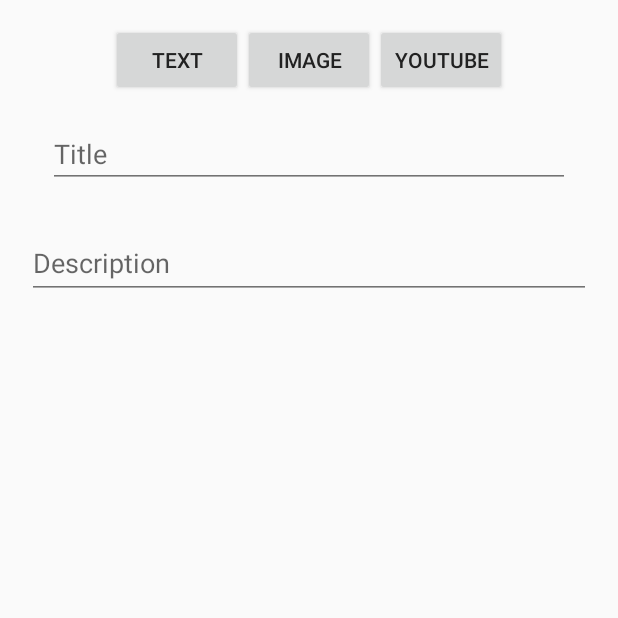
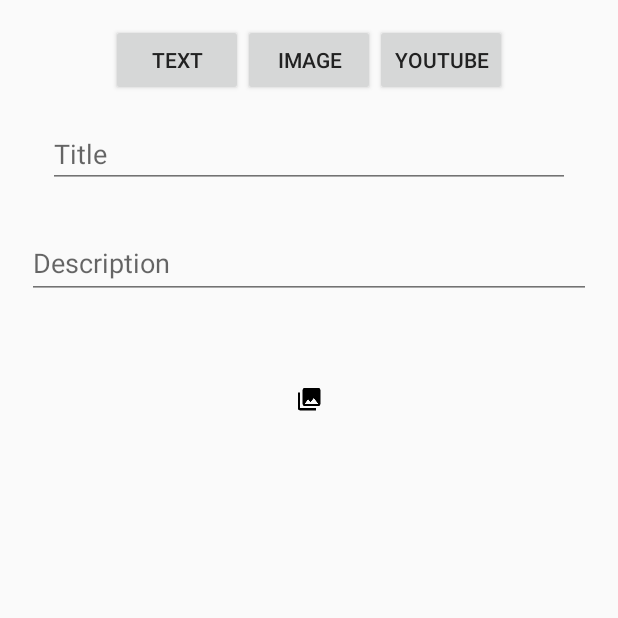
Before and after one commit to pixelshade/GeniusLoci, an Android app: the screen it shows after launch (MainActivity), on a phone screen of 412 x 824 dp, the top half of it. Run offline under Robolectric (Android 15) with nearby library versions, the phone set to English and light mode, and no system bars; our stand-ins replace ButterKnife, Picasso; libraries missing offline, so code that uses them is left out: retrofit.client; pictures from the network do not load.

Commit message:
upload photos

```diff
--- a/app/src/main/AndroidManifest.xml
+++ b/app/src/main/AndroidManifest.xml
@@ -19,7 +19,7 @@
 
         <activity
             android:name=".activities.MainActivity"
-            android:label="@string/app_name" >
+            android:label="main activity" >
         </activity>
         <activity
             android:name=".activities.MapActivity"
@@ -27,7 +27,7 @@
         </activity>
         <activity
             android:name=".activities.SplashscreenActivity"
-            android:label="@string/title_activity_splashscreen" >
+            android:label="@string/app_name" >
             <intent-filter>
                 <action android:name="android.intent.action.MAIN" />
                 <category android:name="android.intent.category.LAUNCHER" />
--- a/app/src/main/java/pixelshade/geniusloci/activities/MainActivity.java
+++ b/app/src/main/java/pixelshade/geniusloci/activities/MainActivity.java
@@ -1,11 +1,12 @@
 package pixelshade.geniusloci.activities;
 
+import android.content.Context;
 import android.content.Intent;
 import android.net.Uri;
 import android.os.Bundle;
 import android.support.design.widget.Snackbar;
+import android.support.design.widget.TextInputLayout;
 import android.support.v7.app.AppCompatActivity;
-import android.support.v7.widget.Toolbar;
 import android.view.View;
 import android.widget.EditText;
 import android.widget.ImageView;
@@ -13,6 +14,7 @@ import android.widget.ImageView;
 import com.squareup.picasso.Picasso;
 
 import java.io.File;
+import java.lang.ref.WeakReference;
 
 import butterknife.Bind;
 import butterknife.ButterKnife;
@@ -32,24 +34,26 @@ import pixelshade.geniusloci.imgurmodel.Upload;
 import pixelshade.geniusloci.services.UploadImageService;
 
 
-
 public class MainActivity extends AppCompatActivity {
     public final static String TAG = MainActivity.class.getSimpleName();
 
     private double mLatitude = 9;
     private double mLongitude = 9;
+    private WeakReference<Context> mContext;
 
     /*
       These annotations are for ButterKnife by Jake Wharton
       https://github.com/JakeWharton/butterknife
      */
-    @Bind(R.id.imageview)
+    @Bind(R.id.selected_imageview)
     ImageView uploadImage;
 
     @Bind(R.id.editText_upload_title)
     EditText uploadTitle;
     @Bind(R.id.editText_upload_desc)
     EditText uploadDesc;
+    @Bind(R.id.til_desc)
+    TextInputLayout uploadDescLayout;
 //    @Bind(R.id.toolbar)
 //    Toolbar toolbar;
 
@@ -64,9 +68,10 @@ public class MainActivity extends AppCompatActivity {
         ButterKnife.bind(this);
 
         Intent intent = getIntent();
-        mLatitude = intent.getDoubleExtra("lat",9);
-        mLongitude = intent.getDoubleExtra("lon",9);
+        mLatitude = intent.getDoubleExtra("lat", 9);
+        mLongitude = intent.getDoubleExtra("lon", 9);
 //        setSupportActionBar(toolbar);
+        mContext = new WeakReference<Context>(this);
     }
 
     @Override
@@ -101,36 +106,39 @@ public class MainActivity extends AppCompatActivity {
     }
 
     @OnClick(R.id.btnShowImage)
-    public void showImagePicker(View v){
+    public void showImagePicker(View v) {
         uploadImage.setVisibility(View.VISIBLE);
-        uploadDesc.setVisibility(View.GONE);
+        uploadDescLayout.setVisibility(View.GONE);
         uploadTitle.requestFocus();
+        uploadImage.clearAnimation();
     }
 
     @OnClick(R.id.btnShowText)
-    public void showContentEditBox(View v){
-        uploadDesc.setVisibility(View.VISIBLE);
+    public void showContentEditBox(View v) {
+        uploadDescLayout.setVisibility(View.VISIBLE);
         uploadImage.setVisibility(View.GONE);
+
         uploadTitle.requestFocus();
+        uploadImage.clearAnimation();
     }
 
     @OnClick(R.id.btnShowImage)
-    public void showYoutubePicker(View v){
-        uploadDesc.setVisibility(View.GONE);
+    public void showYoutubePicker(View v) {
+        uploadDescLayout.setVisibility(View.GONE);
         uploadImage.setVisibility(View.GONE);
         uploadTitle.requestFocus();
     }
 
 
     @OnClick(R.id.btnGoToMap)
-    public void goToMap(View v){
+    public void goToMap(View v) {
         Intent intent = new Intent(MainActivity.this, MapActivity.class);
         startActivity(intent);
         finish();
     }
 
 
-    @OnClick(R.id.imageview)
+    @OnClick(R.id.selected_imageview)
     public void onChooseImage() {
         uploadDesc.clearFocus();
         uploadTitle.clearFocus();
@@ -146,7 +154,6 @@ public class MainActivity extends AppCompatActivity {
     }
 
 
-
     @OnClick(R.id.fab)
     public void uploadImage() {
     /*
@@ -155,35 +162,35 @@ public class MainActivity extends AppCompatActivity {
 
 
         if (chosenFile == null) {
-            GhostEntry entry = createEntry(mLongitude,mLatitude);
-            if(entry == null) return;
+            GhostEntry entry = createEntryFromFields();
+            if (entry == null) return;
 
             new ServerApiService(this).PostEntry(entry, new UiServerApiCallback());
 
         } else {
             // we are uploading image to imgur
             createUpload(chosenFile);
-            new UploadImageService(this).Execute(upload, new UiCallback());
+            new UploadImageService(this).Execute(upload, new UiImgurImageUploadCallback());
         }
     }
 
 
-
-    private GhostEntry createEntry(double longitude, double latitude) {
-        if(uploadTitle.getText().toString().isEmpty()){
+    private GhostEntry createEntryFromFields() {
+        if (uploadTitle.getText().toString().isEmpty()) {
             uploadDesc.setError("Name cannot be empty");
         }
 
-        if(uploadDesc.getText().toString().isEmpty()){
+        if (uploadDesc.getText().toString().isEmpty()) {
             uploadDesc.setError("Content cannot be empty");
         }
-        if(uploadTitle.getText().toString().isEmpty() || uploadDesc.getText().toString().isEmpty()) return null;
+        if (uploadTitle.getText().toString().isEmpty() || uploadDesc.getText().toString().isEmpty())
+            return null;
 
         GhostEntry entry = new GhostEntry(
                 uploadTitle.getText().toString(),
                 uploadDesc.getText().toString(),
-                longitude,
-                latitude
+                mLongitude,
+                mLatitude
         );
 
 
@@ -216,12 +223,18 @@ public class MainActivity extends AppCompatActivity {
     }
 
 
-    private class UiCallback implements Callback<ImageResponse> {
+    private class UiImgurImageUploadCallback implements Callback<ImageResponse> {
 
         @Override
         public void success(ImageResponse imageResponse, Response response) {
+            uploadDesc.setText(imageResponse.data.link);
+            GhostEntry entry = createEntryFromFields();
+            if (entry == null) return;
+            Context context = mContext.get();
 
+            new ServerApiService(context).PostEntry(entry, new UiServerApiCallback());
             clearInput();
+
         }
 
         @Override
--- a/app/src/main/res/layout/activity_main.xml
+++ b/app/src/main/res/layout/activity_main.xml
@@ -1,21 +1,21 @@
 <android.support.design.widget.CoordinatorLayout xmlns:android="http://schemas.android.com/apk/res/android"
+    xmlns:app="http://schemas.android.com/apk/res-auto"
     xmlns:tools="http://schemas.android.com/tools"
+    android:id="@+id/rootView"
     android:layout_width="match_parent"
     android:layout_height="match_parent"
-    xmlns:app="http://schemas.android.com/apk/res-auto"
-    android:id="@+id/rootView"
+    android:paddingBottom="@dimen/activity_vertical_margin"
     android:paddingLeft="@dimen/activity_horizontal_margin"
     android:paddingRight="@dimen/activity_horizontal_margin"
     android:paddingTop="16dp"
-    android:paddingBottom="@dimen/activity_vertical_margin"
     tools:context=".MainActivity">
 
 
     <!--<android.support.v7.widget.Toolbar-->
-        <!--android:id="@+id/toolbar"-->
-        <!--android:layout_width="match_parent"-->
-        <!--android:layout_height="?attr/actionBarSize"-->
-        <!--android:background="?attr/colorPrimary" />-->
+    <!--android:id="@+id/toolbar"-->
+    <!--android:layout_width="match_parent"-->
+    <!--android:layout_height="?attr/actionBarSize"-->
+    <!--android:background="?attr/colorPrimary" />-->
 
     <!-- Dummy item to prevent TextView from receiving initial focus -->
 
@@ -26,52 +26,51 @@
         tools:context=".MainActivity">
 
         <LinearLayout
+            android:id="@+id/linearLayout"
             android:layout_width="match_parent"
             android:layout_height="wrap_content"
             android:focusable="true"
-            android:gravity="center"
             android:focusableInTouchMode="true"
-            android:id="@+id/linearLayout">
+            android:gravity="center">
 
             <Button
+                android:id="@+id/btnShowText"
                 android:layout_width="wrap_content"
                 android:layout_height="wrap_content"
-                android:text="Text"
-                android:id="@+id/btnShowText" />
+                android:text="Text" />
 
             <Button
+                android:id="@+id/btnShowImage"
                 android:layout_width="wrap_content"
                 android:layout_height="wrap_content"
-                android:text="Image"
-                android:id="@+id/btnShowImage" />
+                android:text="Image" />
 
             <Button
+                android:id="@+id/btnShowYoutube"
                 android:layout_width="wrap_content"
                 android:layout_height="wrap_content"
-                android:text="Youtube"
-                android:id="@+id/btnShowYoutube" />
+                android:text="Youtube" />
         </LinearLayout>
 
         <ImageView
-            android:id="@+id/imageview"
+            android:id="@+id/selected_imageview"
             android:layout_width="match_parent"
             android:layout_height="wrap_content"
-            android:adjustViewBounds="true"
-           android:visibility="invisible"
+            android:layout_alignParentEnd="true"
+            android:layout_alignParentLeft="true"
+            android:layout_alignParentRight="true"
+            android:layout_alignParentStart="true"
+            android:layout_below="@+id/editText_upload_title"
             android:maxHeight="250dp"
             android:minHeight="250dp"
             android:scaleType="center"
             android:src="@drawable/ic_photo_library_black"
-            android:layout_below="@+id/editText_upload_title"
-            android:layout_alignParentLeft="true"
-            android:layout_alignParentStart="true"
-            android:layout_alignParentRight="true"
-            android:layout_alignParentEnd="true" />
+            android:visibility="visible" />
 
         <android.support.design.widget.TextInputLayout
             android:id="@+id/til_title"
             style="@style/DefTextInputLayout"
-            android:layout_below="@+id/imageview"
+            android:layout_below="@+id/selected_imageview"
             android:layout_centerVertical="true">
 
         </android.support.design.widget.TextInputLayout>
@@ -79,17 +78,17 @@
         <android.support.design.widget.TextInputLayout
             android:id="@+id/til_desc"
             style="@style/DefTextInputLayout"
-            android:visibility="visible"
+            android:layout_above="@+id/fab"
             android:layout_below="@+id/editText_upload_title"
-            android:layout_above="@+id/fab">
+            android:visibility="visible">
 
             <EditText
                 android:id="@+id/editText_upload_desc"
                 style="@style/DefEditText"
+                android:autoLink="all"
                 android:hint="@string/description"
-                android:visibility="visible"
                 android:inputType="text|textMultiLine"
-                android:autoLink="all" />
+                android:visibility="visible" />
         </android.support.design.widget.TextInputLayout>
 
         <android.support.design.widget.FloatingActionButton
@@ -105,25 +104,25 @@
             app:fabSize="normal" />
 
         <Button
+            android:id="@+id/btnGoToMap"
             android:layout_width="wrap_content"
             android:layout_height="wrap_content"
-            android:text="cancel"
-            android:id="@+id/btnGoToMap"
             android:layout_alignParentBottom="true"
             android:layout_alignParentLeft="true"
-            android:layout_alignParentStart="true" />
+            android:layout_alignParentStart="true"
+            android:text="cancel" />
 
         <EditText
             android:id="@+id/editText_upload_title"
             style="@style/DefEditText"
-            android:hint="@string/title"
-            android:inputType="text"
+            android:layout_alignLeft="@+id/selected_imageview"
+            android:layout_alignParentEnd="true"
+            android:layout_alignParentRight="true"
+            android:layout_alignStart="@+id/selected_imageview"
             android:layout_below="@+id/linearLayout"
             android:layout_margin="16dp"
-            android:layout_alignLeft="@+id/imageview"
-            android:layout_alignStart="@+id/imageview"
-            android:layout_alignParentRight="true"
-            android:layout_alignParentEnd="true" />
+            android:hint="@string/title"
+            android:inputType="text" />
 
     </RelativeLayout>
 
```
